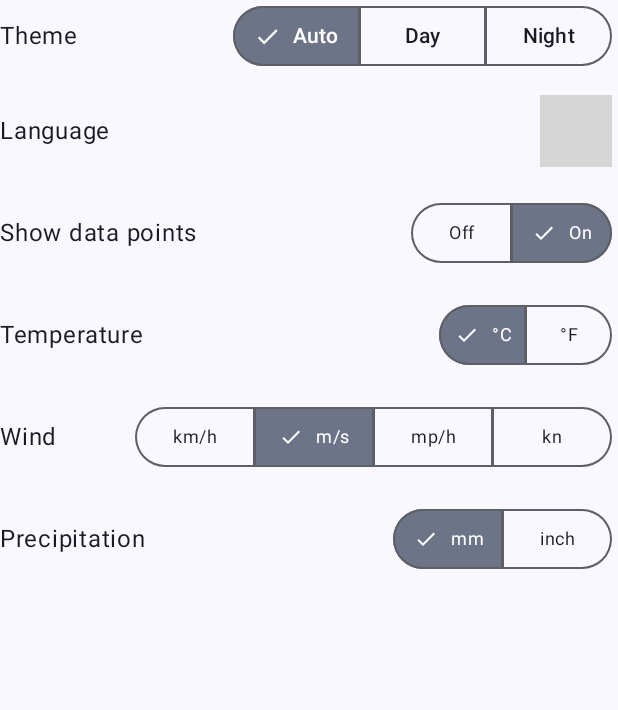
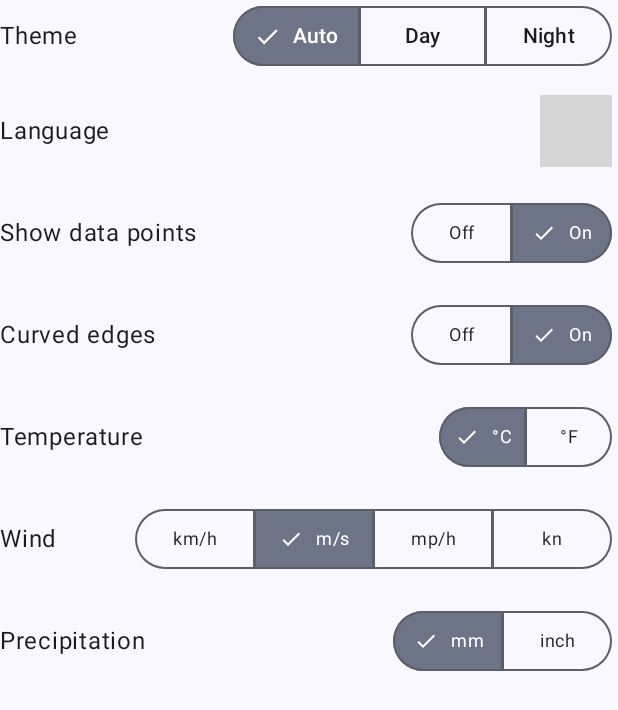
Before and after one commit to HSact/SunPlanner, an Android app built with Jetpack Compose: the composable DialogContainer shown on its own in the app's theme, on a phone screen of 412 x 824 dp. Shown: the top 710 px of the screen. Run offline under Robolectric (Android 15) with nearby library versions, the phone set to English and light mode, and no system bars; our stand-ins replace Dagger/Hilt's generated code; 1 statement that could not run was skipped; grey boxes are pictures that could not be loaded.

Commit message:
feat: Add graph curved edges option to settings
This commit introduces a new setting to control whether the edges of the weather graph are curved or straight.
- Added `curved_edges` string resource in `strings.xml` and `strings.xml(ru)`.
- Renamed `dots_display_choices` string array to `off_on_choices` as it's a generic on/off option.
- Added a new preferences key `IS_GRAPH_CURVED_KEY` in `SettingsRepositoryImpl`.
- Added `isGraphCurved` flow and `setGraphCurved` suspend function to `SettingsRepository` and `SettingsRepositoryImpl`.
- Added `UpdateCurveOptionUseCase` for updating the curved edge setting.
- Added `isEdgesCurved` flow to `GetSettingsUseCase`.
- Added `UpdateCurveOption` intent to `SettingsIntents`.
- Added `currentCurvedOption` and `selectedCurvedOption` to `SettingsUIState`.
- Added logic to update the curved edge setting in `SettingsViewModel`.
- Included `isEdgesCurved` in the `MainUIState` and added a collector in `MainViewModel` to update this state.
- Added a UI element in `SettingsDialog` to control the curved edges option.

```diff
--- a/app/src/main/java/com/hsact/sunplanner/data/repository/SettingsRepository.kt
+++ b/app/src/main/java/com/hsact/sunplanner/data/repository/SettingsRepository.kt
@@ -15,6 +15,7 @@ interface SettingsRepository {
     val windSpeedUnit: Flow<WindSpeedUnitMode>
     val precipitationUnit: Flow<PrecipitationUnitMode>
     val isDotsVisible: Flow<Boolean>
+    val isGraphCurved: Flow<Boolean>
     val location: Flow<Location?>
     suspend fun setTheme(themeMode: ThemeMode)
     suspend fun setLanguage(languageMode: LanguageMode)
@@ -22,5 +23,6 @@ interface SettingsRepository {
     suspend fun setWindSpeedUnit(windMode: WindSpeedUnitMode)
     suspend fun setPrecipitationUnit(precipitationMode: PrecipitationUnitMode)
     suspend fun setDotsVisibility(isVisible: Boolean)
+    suspend fun setGraphCurved(isVisible: Boolean)
     suspend fun setLocation(location: Location)
 }
--- a/app/src/main/java/com/hsact/sunplanner/data/repository/SettingsRepositoryImpl.kt
+++ b/app/src/main/java/com/hsact/sunplanner/data/repository/SettingsRepositoryImpl.kt
@@ -33,6 +33,7 @@ class SettingsRepositoryImpl @Inject constructor(
         private val WIND_SPEED_UNIT_KEY = intPreferencesKey("wind_unit")
         private val PRECIPITATION_UNIT_KEY = intPreferencesKey("precipitation_unit")
         private val IS_DOTS_VISIBLE_KEY = booleanPreferencesKey("is_dots_visible")
+        private val IS_GRAPH_CURVED_KEY = booleanPreferencesKey("is_graph_curved")
         private val LOCATION_KEY = stringPreferencesKey("location")
     }
 
@@ -64,6 +65,13 @@ class SettingsRepositoryImpl @Inject constructor(
         context.dataStore.data.map { preferences ->
             preferences[IS_DOTS_VISIBLE_KEY] ?: true
         }
+
+    @Suppress("NullableBooleanElvis")
+    override val isGraphCurved: Flow<Boolean> =
+        context.dataStore.data.map { preferences ->
+            preferences[IS_GRAPH_CURVED_KEY] ?: true
+        }
+
     override val location: Flow<Location?> =
         context.dataStore.data.map { prefs ->
             prefs[LOCATION_KEY]?.let { json ->
@@ -109,6 +117,12 @@ class SettingsRepositoryImpl @Inject constructor(
         }
     }
 
+    override suspend fun setGraphCurved(isGraphCurved: Boolean) {
+        context.dataStore.edit { preferences ->
+            preferences[IS_GRAPH_CURVED_KEY] = isGraphCurved
+        }
+    }
+
     override suspend fun setLocation(location: Location) {
         val adapter = Moshi.Builder().build().adapter(Location::class.java)
         val json = adapter.toJson(location)
--- a/app/src/main/java/com/hsact/sunplanner/domain/usecase/settings/GetSettingsUseCase.kt
+++ b/app/src/main/java/com/hsact/sunplanner/domain/usecase/settings/GetSettingsUseCase.kt
@@ -16,6 +16,7 @@ class GetSettingsUseCase @Inject constructor(
     val theme: Flow<ThemeMode> get() = repository.theme
     val language: Flow<LanguageMode?> get() = repository.language
     val isDotsVisible: Flow<Boolean> get() = repository.isDotsVisible
+    val isEdgesCurved: Flow<Boolean> get() = repository.isGraphCurved
     val location: Flow<Location?> get() = repository.location
     val temperatureUnit: Flow<TemperatureUnitMode> get() = repository.temperatureUnit
     val windUnit: Flow<WindSpeedUnitMode> get() = repository.windSpeedUnit
--- /dev/null
+++ b/app/src/main/java/com/hsact/sunplanner/domain/usecase/settings/UpdateCurveOptionUseCase.kt
@@ -0,0 +1,16 @@
+package com.hsact.sunplanner.domain.usecase.settings
+
+import com.hsact.sunplanner.data.repository.SettingsRepository
+import javax.inject.Inject
+
+class UpdateCurveOptionUseCase  @Inject constructor(
+    private val repository: SettingsRepository
+) {
+    suspend operator fun invoke (isCurved: Int) {
+        val flag = when (isCurved) {
+            0 -> false
+            else -> true
+        }
+        repository.setGraphCurved(flag)
+    }
+}
--- a/app/src/main/java/com/hsact/sunplanner/ui/mainscreen/MainViewModel.kt
+++ b/app/src/main/java/com/hsact/sunplanner/ui/mainscreen/MainViewModel.kt
@@ -63,6 +63,11 @@ class MainViewModel @Inject constructor(
         viewModelScope.launch {
             getSettingsUseCase.isDotsVisible.collect { dotsOption ->
                 _mainUiState.value = _mainUiState.value.copy(isDotsVisible = dotsOption)
+            }
+        }
+        viewModelScope.launch {
+            getSettingsUseCase.isEdgesCurved.collect { edgesOption ->
+                _mainUiState.value = _mainUiState.value.copy(isEdgesCurved = edgesOption)
             }
         }
         viewModelScope.launch {
--- a/app/src/main/java/com/hsact/sunplanner/ui/settings/SettingsDialog.kt
+++ b/app/src/main/java/com/hsact/sunplanner/ui/settings/SettingsDialog.kt
@@ -85,10 +85,14 @@ private fun DialogContainer(viewModel: SettingsViewModel, onApplyTheme: (ThemeMo
     }
     val languageChoices =
         LocalContext.current.resources.getStringArray(R.array.language_choices).toList()
-    val dotsChoices =
-        LocalContext.current.resources.getStringArray(R.array.dots_display_choices).toList()
+    val offOnChoices =
+        LocalContext.current.resources.getStringArray(R.array.off_on_choices).toList()
     var selectedDotsOptionIndex = remember(uiState.currentDotsOption) {
         mutableIntStateOf(uiState.currentDotsOption)
+    }
+
+    var selectedCurveOptionIndex = remember(uiState.currentCurvedOption) {
+        mutableIntStateOf(uiState.currentCurvedOption)
     }
 
     val tempUnitChoices =
@@ -182,10 +186,26 @@ private fun DialogContainer(viewModel: SettingsViewModel, onApplyTheme: (ThemeMo
             Spacer(modifier = Modifier.weight(1f))
             SegmentedButtonUnitPicker(
                 viewModel,
-                dotsChoices,
+                offOnChoices,
                 selectedDotsOptionIndex
             ) { index ->
                 SettingsIntents.UpdateDotsOption(index)
+            }
+        }
+        Row(
+            modifier = Modifier
+                .fillMaxWidth()
+                .padding(top = 20.dp),
+            verticalAlignment = Alignment.CenterVertically
+        ) {
+            Text(stringResource(R.string.curved_edges))
+            Spacer(modifier = Modifier.weight(1f))
+            SegmentedButtonUnitPicker(
+                viewModel,
+                offOnChoices,
+                selectedCurveOptionIndex
+            ) { index ->
+                SettingsIntents.UpdateCurveOption(index)
             }
         }
         Row(
--- a/app/src/main/java/com/hsact/sunplanner/ui/settings/SettingsIntents.kt
+++ b/app/src/main/java/com/hsact/sunplanner/ui/settings/SettingsIntents.kt
@@ -10,6 +10,7 @@ sealed class SettingsIntents {
     data class UpdateTheme(val theme: ThemeMode) : SettingsIntents()
     data class UpdateLanguage(val language: LanguageMode) : SettingsIntents()
     data class UpdateDotsOption(val dots: Int) : SettingsIntents()
+    data class UpdateCurveOption(val curve: Int) : SettingsIntents()
     data class UpdateTemperatureUnit(val unitTemp: TemperatureUnitMode) : SettingsIntents()
     data class UpdateWindSpeedUnit(val unitWind: WindSpeedUnitMode) : SettingsIntents()
     data class UpdatePrecipitationUnit(val unitPrecipitation: PrecipitationUnitMode) : SettingsIntents()
--- a/app/src/main/java/com/hsact/sunplanner/ui/settings/SettingsUIState.kt
+++ b/app/src/main/java/com/hsact/sunplanner/ui/settings/SettingsUIState.kt
@@ -13,6 +13,8 @@ data class SettingsUIState(
     var selectedLanguage: LanguageMode = currentLanguage,
     var currentDotsOption: Int = 1,
     var selectedDotsOption: Int = currentDotsOption,
+    var currentCurvedOption: Int = 1,
+    var selectedCurvedOption: Int = currentCurvedOption,
     var currentTemperatureUnit: TemperatureUnitMode = TemperatureUnitMode.CELSIUS,
     var selectedTemperatureUnit: TemperatureUnitMode = currentTemperatureUnit,
     var currentWindSpeedUnit: WindSpeedUnitMode = WindSpeedUnitMode.MS,
--- a/app/src/main/java/com/hsact/sunplanner/ui/settings/SettingsViewModel.kt
+++ b/app/src/main/java/com/hsact/sunplanner/ui/settings/SettingsViewModel.kt
@@ -3,6 +3,7 @@ package com.hsact.sunplanner.ui.settings
 import androidx.lifecycle.ViewModel
 import androidx.lifecycle.viewModelScope
 import com.hsact.sunplanner.domain.usecase.settings.GetSettingsUseCase
+import com.hsact.sunplanner.domain.usecase.settings.UpdateCurveOptionUseCase
 import com.hsact.sunplanner.domain.usecase.settings.UpdateDotsOptionUseCase
 import com.hsact.sunplanner.domain.usecase.settings.UpdateLanguageUseCase
 import com.hsact.sunplanner.domain.usecase.settings.UpdatePrecipitationUnitUseCase
@@ -29,6 +30,7 @@ class SettingsViewModel @Inject constructor(
     private val updateThemeUseCase: UpdateThemeUseCase,
     private val updateLanguageUseCase: UpdateLanguageUseCase,
     private val updateDotsOptionUseCase: UpdateDotsOptionUseCase,
+    private val updateCurveOptionUseCase: UpdateCurveOptionUseCase,
     private val updateTemperatureUnitUseCase: UpdateTemperatureUnitUseCase,
     private val updateWindSpeedUnitUseCase: UpdateWindSpeedUnitUseCase,
     private val updatePrecipitationUnitUseCase: UpdatePrecipitationUnitUseCase
@@ -62,8 +64,9 @@ class SettingsViewModel @Inject constructor(
                 getSettingsUseCase.theme,
                 getSettingsUseCase.language,
                 unitsFlow,
-                getSettingsUseCase.isDotsVisible
-            ) { theme, language, units, showDots ->
+                getSettingsUseCase.isDotsVisible,
+                getSettingsUseCase.isEdgesCurved
+            ) { theme, language, units, showDots, isCurved ->
                 _uiState.value.copy(
                     currentTheme = theme,
                     currentLanguage = language ?: nameToLanguageMode(Locale.getDefault().language),
@@ -71,6 +74,7 @@ class SettingsViewModel @Inject constructor(
                     currentWindSpeedUnit = units.windUnit,
                     currentPrecipitationUnit = units.precipitationUnit,
                     currentDotsOption = if (showDots) 1 else 0,
+                    currentCurvedOption = if (isCurved) 1 else 0,
                     selectedLanguage = language ?: nameToLanguageMode(Locale.getDefault().language),
                 )
             }.collect { newState ->
@@ -92,6 +96,10 @@ class SettingsViewModel @Inject constructor(
 
                 is SettingsIntents.UpdateDotsOption -> {
                     changeDotsOption(intent.dots)
+                }
+
+                is SettingsIntents.UpdateCurveOption -> {
+                    changeCurveOption(intent.curve)
                 }
 
                 is SettingsIntents.UpdateTemperatureUnit -> {
@@ -138,9 +146,14 @@ class SettingsViewModel @Inject constructor(
         _uiState.value = _uiState.value.copy(selectedDotsOption = dotsOption)
     }
 
+    private fun changeCurveOption(curveOption: Int) {
+        _uiState.value = _uiState.value.copy(selectedCurvedOption = curveOption)
+    }
+
     private suspend fun applySettings() {
         updateLanguageUseCase(_uiState.value.selectedLanguage)
         updateDotsOptionUseCase(_uiState.value.selectedDotsOption)
+        updateCurveOptionUseCase(_uiState.value.selectedCurvedOption)
         updateTemperatureUnitUseCase(_uiState.value.selectedTemperatureUnit)
         updateWindSpeedUnitUseCase(_uiState.value.selectedWindSpeedUnit)
         updatePrecipitationUnitUseCase(_uiState.value.selectedPrecipitationUnit)
--- a/app/src/main/res/values/strings.xml
+++ b/app/src/main/res/values/strings.xml
@@ -36,6 +36,7 @@
     <string name="wind">Wind</string>
     <string name="gusts">Gusts</string>
     <string name="avg">Average</string>
+    <string name="curved_edges">Curved edges</string>
     <string-array name="month_choices">
         <item>January</item>
         <item>February</item>
@@ -59,7 +60,7 @@
         <item>English</item>
         <item>Russian</item>
     </string-array>
-    <string-array name="dots_display_choices">
+    <string-array name="off_on_choices">
         <item>Off</item>
         <item>On</item>
     </string-array>
```
Also changed, not shown: 1 other file.
